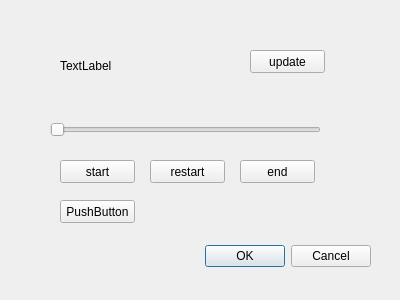
First picture: the form in dialog.ui, repository EdrowsLuo/QTCppGame, before the edit.
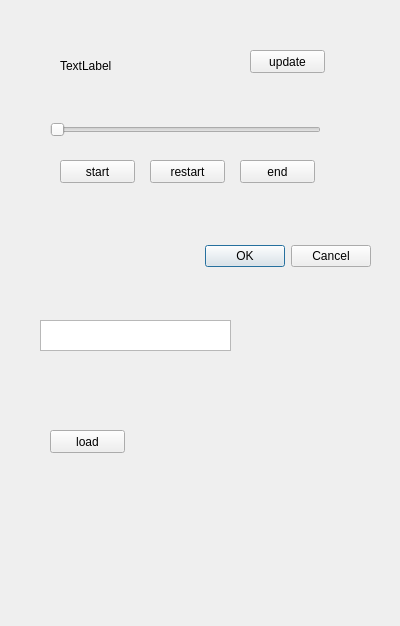
Second picture: the form after the edit.

Diff of the .ui file:
```diff
--- a/dialog.ui
+++ b/dialog.ui
@@ -7,7 +7,7 @@
     <x>0</x>
     <y>0</y>
     <width>400</width>
-    <height>300</height>
+    <height>626</height>
    </rect>
   </property>
   <property name="windowTitle">
@@ -116,14 +116,24 @@
   <widget class="QPushButton" name="pushButton_5">
    <property name="geometry">
     <rect>
-     <x>60</x>
-     <y>200</y>
+     <x>50</x>
+     <y>430</y>
      <width>75</width>
      <height>23</height>
     </rect>
    </property>
    <property name="text">
-    <string>PushButton</string>
+    <string>load</string>
+   </property>
+  </widget>
+  <widget class="QTextEdit" name="textEdit">
+   <property name="geometry">
+    <rect>
+     <x>40</x>
+     <y>320</y>
+     <width>191</width>
+     <height>31</height>
+    </rect>
    </property>
   </widget>
  </widget>
```
